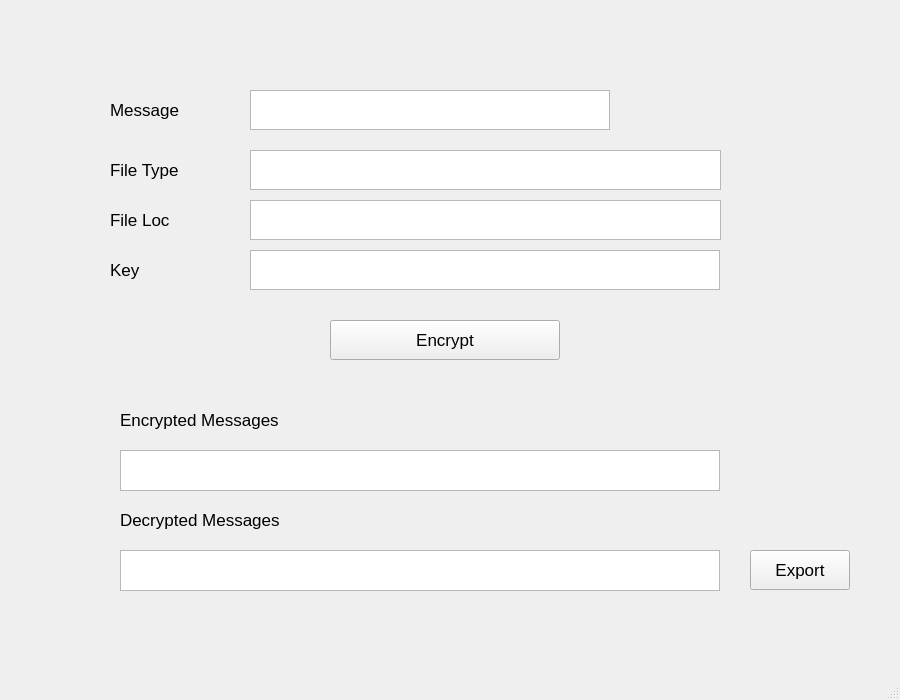
The window that extended.ui (pavita1108/TuCil1_KriptografiKoding) describes before a commit, drawn with Qt 5.
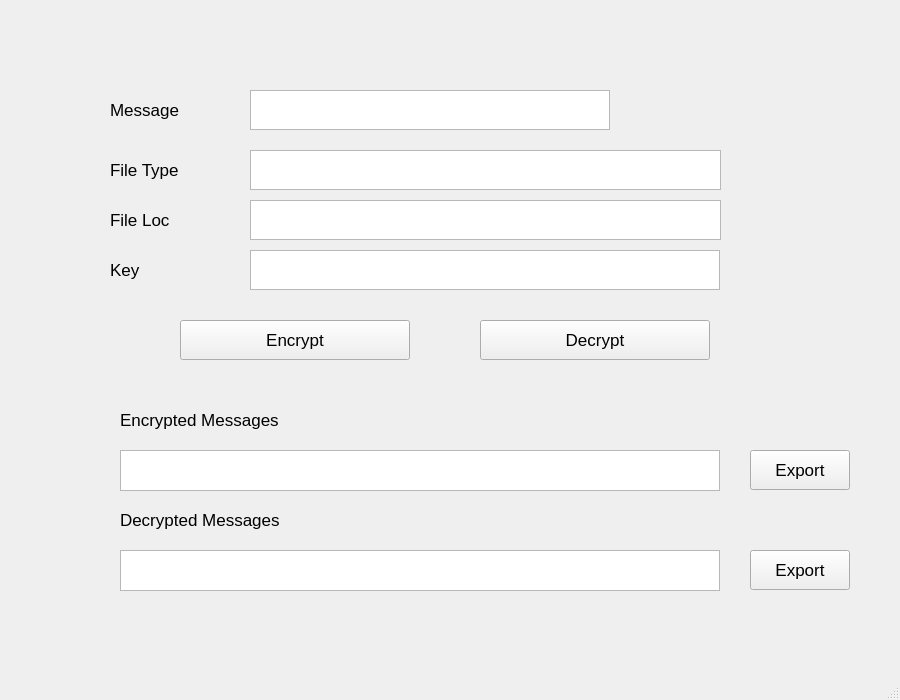
The same window after the commit.

Commit message: export encrypt

```diff
--- a/extended.ui
+++ b/extended.ui
@@ -110,7 +110,7 @@
    <widget class="QPushButton" name="encrypt">
     <property name="geometry">
      <rect>
-      <x>330</x>
+      <x>180</x>
       <y>320</y>
       <width>230</width>
       <height>40</height>
@@ -329,6 +329,42 @@
      <string>File Loc</string>
     </property>
    </widget>
+   <widget class="QPushButton" name="decrypt">
+    <property name="geometry">
+     <rect>
+      <x>480</x>
+      <y>320</y>
+      <width>230</width>
+      <height>40</height>
+     </rect>
+    </property>
+    <property name="font">
+     <font>
+      <pointsize>13</pointsize>
+     </font>
+    </property>
+    <property name="text">
+     <string>Decrypt</string>
+    </property>
+   </widget>
+   <widget class="QPushButton" name="exp_2">
+    <property name="geometry">
+     <rect>
+      <x>750</x>
+      <y>450</y>
+      <width>100</width>
+      <height>40</height>
+     </rect>
+    </property>
+    <property name="font">
+     <font>
+      <pointsize>13</pointsize>
+     </font>
+    </property>
+    <property name="text">
+     <string>Export</string>
+    </property>
+   </widget>
   </widget>
   <widget class="QMenuBar" name="menubar">
    <property name="geometry">
```
The commit also changes 3 other files.
